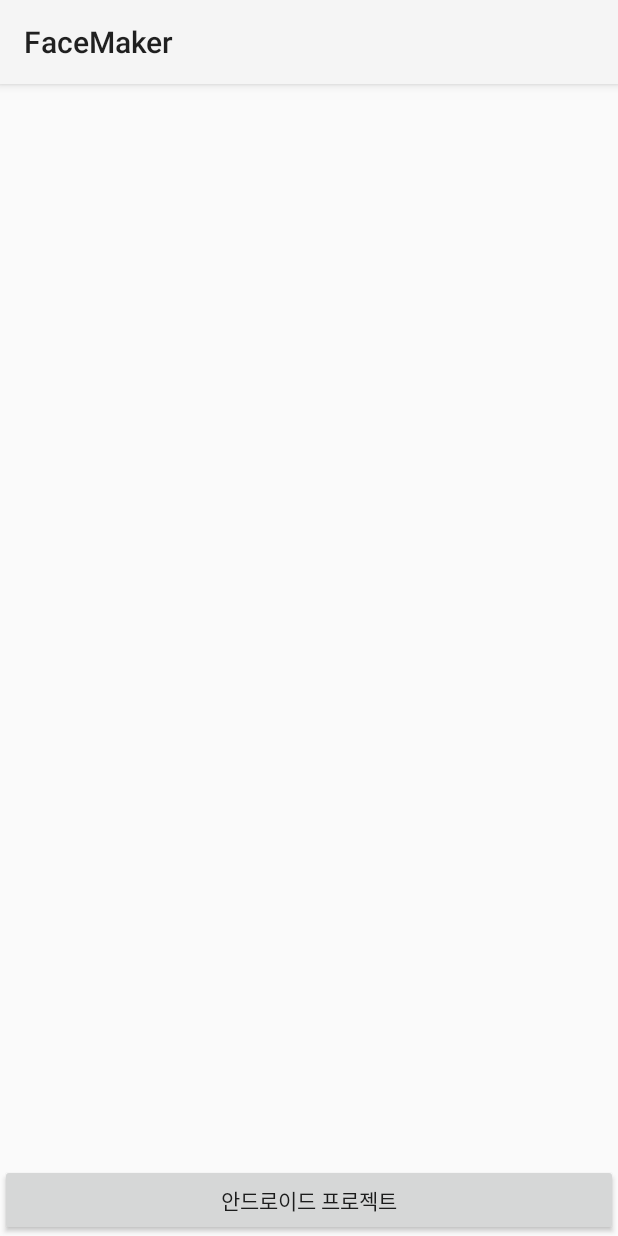
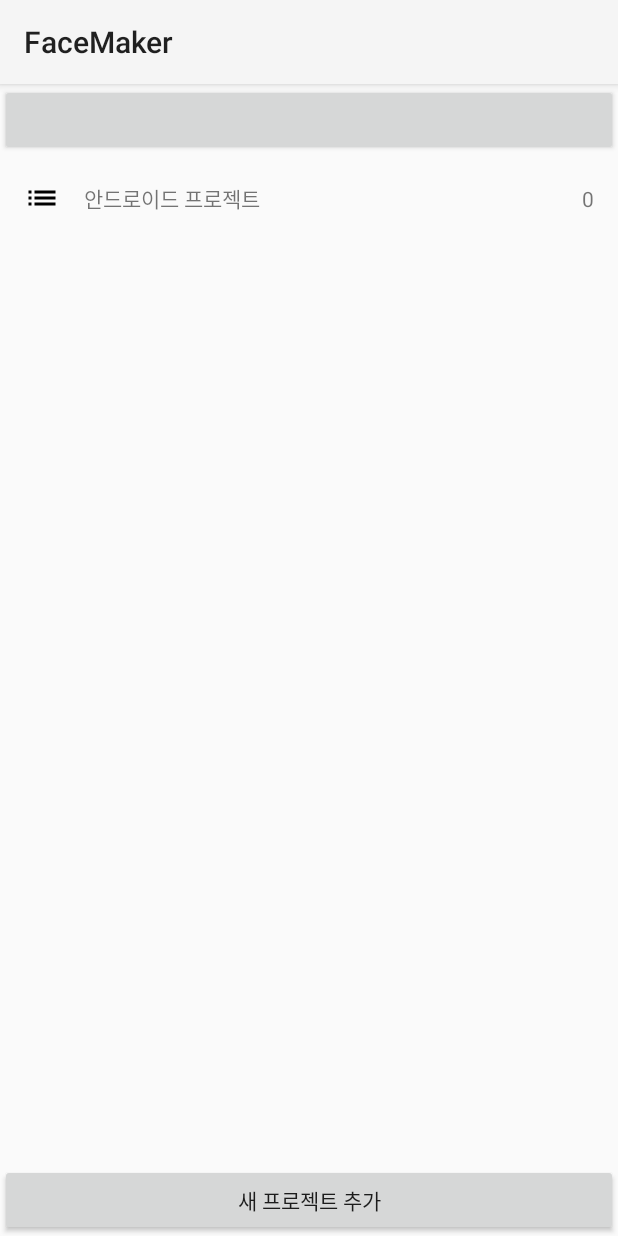
Before and after one commit to rbsejin/FaceMaker, an Android app: the screen it shows after launch (MainActivity), on a phone screen of 412 x 824 dp. Run offline under Robolectric (Android 15) with nearby library versions, the phone set to English and light mode, and no system bars.

Commit message:
프로젝트 클래스, 화면 추가

```diff
--- a/app/src/main/java/com/example/facemaker/MainActivity.kt
+++ b/app/src/main/java/com/example/facemaker/MainActivity.kt
@@ -3,20 +3,51 @@ package com.example.facemaker
 import android.content.Intent
 import android.os.Bundle
 import android.view.View
+import android.widget.Toast
 import androidx.appcompat.app.AppCompatActivity
+import androidx.recyclerview.widget.RecyclerView
 
 const val EXTRA_MESSAGE = "com.example.facemaker.MESSAGE"
+const val PROJECT_ID = "project id"
 
 class MainActivity : AppCompatActivity() {
+    private val taskListRequestCode = 1
+
     override fun onCreate(savedInstanceState: Bundle?) {
         super.onCreate(savedInstanceState)
         setContentView(R.layout.activity_main)
+
+        val recyclerView = findViewById<RecyclerView>(R.id.project_list_recycler_view)
+        recyclerView.adapter = ProjectAdapter { project -> adapterOnClick(project) }
+
+/*        val bottomButton: View = findViewById(R.id.project_bottom)
+        bottomButton.setOnClickListener {
+            addButtonOnClick()
+        }*/
     }
 
     fun sendMessage(view: View) {
         val intent = Intent(this, TaskListActivity::class.java).apply {
             putExtra(EXTRA_MESSAGE, "message")
         }
+        startActivityForResult(intent, taskListRequestCode)
+    }
+
+    /* Opens ProjectDetailActivity when RecyclerView item is clicked. */
+    private fun adapterOnClick(project: Project) {
+        val intent = Intent(this, TaskListActivity()::class.java)
+        intent.putExtra(PROJECT_ID, project.id)
         startActivity(intent)
     }
+
+    private fun addButtonOnClick() {
+        Toast.makeText(this, "프로젝트 추가 클릭", Toast.LENGTH_SHORT).show()
+    }
+
+    override fun onActivityResult(requestCode: Int, resultCode: Int, data: Intent?) {
+        super.onActivityResult(requestCode, resultCode, data)
+
+        val recyclerView: RecyclerView = findViewById(R.id.project_list_recycler_view)
+        (recyclerView.adapter as TaskAdapter).notifyDataSetChanged()
+    }
 }
--- /dev/null
+++ b/app/src/main/java/com/example/facemaker/ProjectAdapter.kt
@@ -0,0 +1,48 @@
+package com.example.facemaker
+
+import android.view.LayoutInflater
+import android.view.View
+import android.view.ViewGroup
+import android.widget.ImageView
+import android.widget.TextView
+import androidx.recyclerview.widget.RecyclerView
+
+class ProjectAdapter(private val onClick: (Project) -> Unit) :
+    RecyclerView.Adapter<ProjectAdapter.ProjectViewHolder>() {
+    class ProjectViewHolder(itemView: View, val onClick: (Project) -> Unit) :
+        RecyclerView.ViewHolder(itemView) {
+        private val iconImageView = itemView.findViewById<ImageView>(R.id.project_item_icon)
+        private val contentTextView = itemView.findViewById<TextView>(R.id.project_item_content)
+        private val taskCountTextView =
+            itemView.findViewById<TextView>(R.id.project_item_task_count)
+        private var currentProject: Project? = null
+
+        init {
+            itemView.setOnClickListener {
+                currentProject?.let {
+                    onClick(it)
+                }
+            }
+        }
+
+        fun bind(project: Project) {
+            currentProject = project
+            contentTextView.text = project.content
+            taskCountTextView.text = project.getTaskList().size.toString()
+        }
+    }
+
+    override fun onCreateViewHolder(parent: ViewGroup, viewType: Int): ProjectViewHolder {
+        val view = LayoutInflater.from(parent.context)
+            .inflate(R.layout.project_item, parent, false)
+        return ProjectViewHolder(view, onClick)
+    }
+
+    override fun onBindViewHolder(holder: ProjectViewHolder, position: Int) {
+        holder.bind(ProjectManager.getProjectList()[position])
+    }
+
+    override fun getItemCount(): Int {
+        return ProjectManager.getProjectList().size
+    }
+}
--- /dev/null
+++ b/app/src/main/java/com/example/facemaker/ProjectManager.kt
@@ -0,0 +1,37 @@
+package com.example.facemaker
+
+import java.util.*
+
+object ProjectManager {
+    private val projectList = mutableListOf<Project>(
+        Project(1, "안드로이드 프로젝트", Calendar.getInstance().time)
+    )
+
+    fun addProject(project: Project) {
+        projectList.add(project)
+    }
+
+    fun removeProject(project: Project): Boolean {
+        return projectList.remove(project)
+    }
+
+    fun removeProjectForId(id : Long): Boolean {
+        return projectList.removeAll { it.id == id }
+    }
+
+    fun getProjectForId(id: Long): Project? {
+        return projectList.firstOrNull { it.id == id }
+    }
+
+    fun getProjectList() : List<Project> {
+        return projectList
+    }
+
+    fun createId(): Long {
+        if (projectList.size == 0) {
+            return 1
+        }
+
+        return projectList[projectList.size - 1].id + 1
+    }
+}
--- a/app/src/main/java/com/example/facemaker/Task.kt
+++ b/app/src/main/java/com/example/facemaker/Task.kt
@@ -4,6 +4,7 @@ import java.util.*
 
 data class Task(
     val id: Long, // private set
+    var projectId: Long,
     var content: String,
     val createdDateTime: Date, // private set
     var deadline: Date? = null,
--- a/app/src/main/java/com/example/facemaker/TaskAdapter.kt
+++ b/app/src/main/java/com/example/facemaker/TaskAdapter.kt
@@ -7,7 +7,7 @@ import android.widget.CheckBox
 import android.widget.TextView
 import androidx.recyclerview.widget.RecyclerView
 
-class TaskAdapter(private val onClick: (Task) -> Unit) :
+class TaskAdapter(private val project: Project, private val onClick: (Task) -> Unit) :
     RecyclerView.Adapter<TaskAdapter.TaskViewHolder>() {
     class TaskViewHolder(itemView: View, val onClick: (Task) -> Unit) :
         RecyclerView.ViewHolder(itemView) {
@@ -44,10 +44,10 @@ class TaskAdapter(private val onClick: (Task) -> Unit) :
     }
 
     override fun onBindViewHolder(holder: TaskViewHolder, position: Int) {
-        holder.bind(Project.getTaskList()[position])
+        holder.bind(project.getTaskList()[position])
     }
 
     override fun getItemCount(): Int {
-        return Project.getTaskList().size
+        return project.getTaskList().size
     }
 }
--- a/app/src/main/java/com/example/facemaker/TaskDateAdapter.kt
+++ b/app/src/main/java/com/example/facemaker/TaskDateAdapter.kt
@@ -17,12 +17,8 @@ import androidx.recyclerview.widget.RecyclerView.Adapter
 import java.text.SimpleDateFormat
 import java.util.*
 
-// id를 넘기지 않고 객체를 직접 넘기면 어떨까?
-class TaskDateAdapter(private val currentTaskId: Long) :
+class TaskDateAdapter(private val currentTask: Task) :
     Adapter<TaskDateAdapter.TaskDateViewHolder>() {
-    // 객체가 아닌 id를 넘겨서 getTaskForId() 를 사용하게 되어
-    // Task 를 찾는데 비용 발생하고, null 체크 문제까지 있다.
-    private var currentTask: Task = Project.getTaskForId(currentTaskId)!!
     private lateinit var parentContext: Context
 
     class TaskDateViewHolder(itemView: View, private val currentTask: Task) :
--- a/app/src/main/res/layout/activity_main.xml
+++ b/app/src/main/res/layout/activity_main.xml
@@ -1,6 +1,6 @@
 <?xml version="1.0" encoding="utf-8"?>
 
-<LinearLayout xmlns:android="http://schemas.android.com/apk/res/android"
+<androidx.constraintlayout.widget.ConstraintLayout xmlns:android="http://schemas.android.com/apk/res/android"
     xmlns:app="http://schemas.android.com/apk/res-auto"
     xmlns:tools="http://schemas.android.com/tools"
     android:layout_width="match_parent"
@@ -8,24 +8,45 @@
     android:orientation="vertical"
     tools:context=".MainActivity">
 
-    <ScrollView
-        android:id="@+id/scrollView"
-        android:layout_width="match_parent"
+    <Button
+        android:id="@+id/project_top"
+        android:layout_width="0dp"
+        android:layout_height="wrap_content"
+        app:layout_constraintBottom_toTopOf="@+id/project_list_recycler_view"
+        app:layout_constraintEnd_toEndOf="parent"
+        app:layout_constraintStart_toStartOf="parent"
+        app:layout_constraintTop_toTopOf="parent" />
+
+    <androidx.recyclerview.widget.RecyclerView
+        android:id="@+id/project_list_recycler_view"
+        android:layout_width="0dp"
         android:layout_height="0dp"
-        android:layout_weight="1">
+        app:layoutManager="androidx.recyclerview.widget.LinearLayoutManager"
+        app:layout_constraintTop_toBottomOf="@+id/project_top"
+        app:layout_constraintBottom_toTopOf="@+id/project_bottom"
+        app:layout_constraintStart_toStartOf="parent"
+        app:layout_constraintEnd_toEndOf="parent">
+
+    </androidx.recyclerview.widget.RecyclerView>
+
+    <Button
+        android:id="@+id/project_bottom"
+        android:layout_width="0dp"
+        android:layout_height="wrap_content"
+        android:text="새 프로젝트 추가"
+        app:layout_constraintBottom_toBottomOf="parent"
+        app:layout_constraintEnd_toEndOf="parent"
+        app:layout_constraintStart_toStartOf="parent"
+        app:layout_constraintTop_toBottomOf="@+id/project_list_recycler_view" />
 
 
-        <LinearLayout
-
-            android:id="@id/container"
-            android:layout_width="match_parent"
-            android:layout_height="wrap_content"
-            android:orientation="vertical" />
-    </ScrollView>
-
-    <Button
+    <!--    <Button
         android:layout_width="match_parent"
         android:layout_height="wrap_content"
         android:onClick="sendMessage"
-        android:text="안드로이드 프로젝트" />
-</LinearLayout>
+        android:text="안드로이드 프로젝트"
+        app:layout_constraintEnd_toEndOf="parent"
+        app:layout_constraintStart_toStartOf="parent"
+        app:layout_constraintTop_toTopOf="parent" />-->
+
+</androidx.constraintlayout.widget.ConstraintLayout>
--- /dev/null
+++ b/app/src/main/res/layout/project_item.xml
@@ -0,0 +1,50 @@
+<?xml version="1.0" encoding="utf-8"?>
+<androidx.constraintlayout.widget.ConstraintLayout
+    xmlns:android="http://schemas.android.com/apk/res/android"
+    xmlns:app="http://schemas.android.com/apk/res-auto"
+    xmlns:tools="http://schemas.android.com/tools"
+    android:layout_width="match_parent"
+    android:layout_height="wrap_content">
+
+    <ImageView
+        android:id="@+id/project_item_icon"
+        android:layout_width="wrap_content"
+        android:layout_height="wrap_content"
+        android:layout_marginStart="16dp"
+        android:layout_marginLeft="16dp"
+        android:layout_marginTop="16dp"
+        android:layout_marginEnd="16dp"
+        android:layout_marginRight="16dp"
+        android:layout_marginBottom="16dp"
+        app:layout_constraintBottom_toBottomOf="parent"
+        app:layout_constraintEnd_toStartOf="@+id/project_item_content"
+        app:layout_constraintStart_toStartOf="parent"
+        app:layout_constraintTop_toTopOf="parent"
+        app:srcCompat="@drawable/baseline_list_black_24" />
+
+    <TextView
+        android:id="@+id/project_item_content"
+        android:layout_width="0dp"
+        android:layout_height="wrap_content"
+        android:layout_marginTop="16dp"
+        android:layout_marginBottom="16dp"
+        android:text="프로젝트"
+        app:layout_constraintBottom_toBottomOf="parent"
+        app:layout_constraintEnd_toStartOf="@+id/project_item_task_count"
+        app:layout_constraintStart_toEndOf="@+id/project_item_icon"
+        app:layout_constraintTop_toTopOf="parent" />
+
+    <TextView
+        android:id="@+id/project_item_task_count"
+        android:layout_width="wrap_content"
+        android:layout_height="wrap_content"
+        android:layout_marginStart="16dp"
+        android:layout_marginLeft="16dp"
+        android:layout_marginEnd="16dp"
+        android:layout_marginRight="16dp"
+        android:text="000"
+        app:layout_constraintBottom_toBottomOf="parent"
+        app:layout_constraintEnd_toEndOf="parent"
+        app:layout_constraintStart_toEndOf="@+id/project_item_content"
+        app:layout_constraintTop_toTopOf="parent" />
+</androidx.constraintlayout.widget.ConstraintLayout>
```
Also changed, not shown: app/src/main/AndroidManifest.xml (+2 -14 lines), app/src/main/java/com/example/facemaker/Project.kt (+8 -6 lines), app/src/main/java/com/example/facemaker/TaskDetailActivity.kt (+14 -13 lines), app/src/main/java/com/example/facemaker/TaskListActivity.kt (+30 -7 lines), app/src/main/res/layout/activity_task_list.xml (+23 -2 lines).
